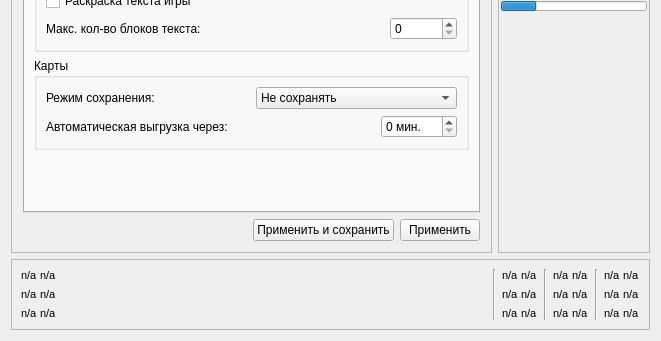
Above: main_window.ui from sofgame-plugin/psiplus-plugin before the change; both pictures show x 0 to 661 and y 380 to 721 of the 661 by 721 pixel window. Below: the same form after it.
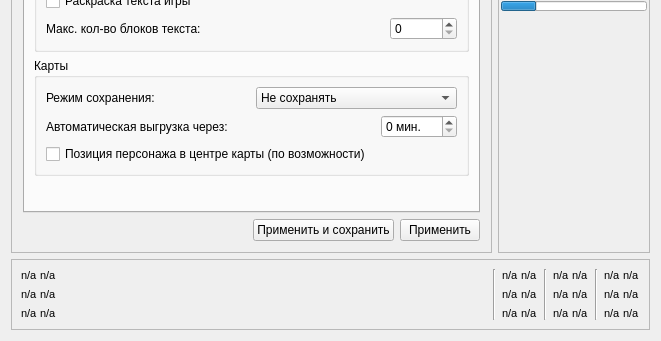
That is the form after the change. The open tabs and pages were chosen to show the change. Custom widgets are drawn as their Qt base class.

Commit message: Добавлена опция, прокручивающая карту так, чтобы положение персонажа было в центре карты. Небольшие исправления отрисовки карт.

The edit to the form file:
```diff
--- a/main_window.ui
+++ b/main_window.ui
@@ -2711,6 +2711,13 @@
                      </item>
                     </layout>
                    </item>
+                   <item>
+                    <widget class="QCheckBox" name="checkbox_PersPosInCenter">
+                     <property name="text">
+                      <string>Позиция персонажа в центре карты (по возможности)</string>
+                     </property>
+                    </widget>
+                   </item>
                   </layout>
                  </widget>
                 </item>
```
The commit also changes 5 other files.
